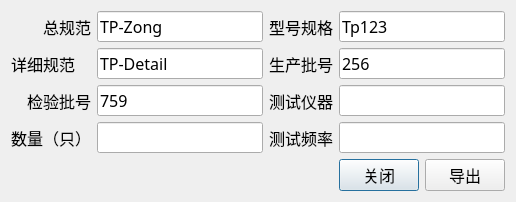
This is MeterMode/clsShowReport.ui in caicaiking/WKEFactoryView2014 as Qt 5 draws it before an edit. The edited form follows.
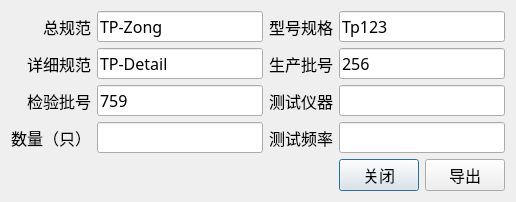
This is the edited form.

What changed in the file:
```diff
--- a/MeterMode/clsShowReport.ui
+++ b/MeterMode/clsShowReport.ui
@@ -95,6 +95,9 @@
        <property name="text">
         <string>详细规范</string>
        </property>
+       <property name="alignment">
+        <set>Qt::AlignRight|Qt::AlignTrailing|Qt::AlignVCenter</set>
+       </property>
        <property name="buddy">
         <cstring>txtDetailSpec</cstring>
        </property>
```
Left out of the diff: 12 changed lines with no effect on the pictures.
